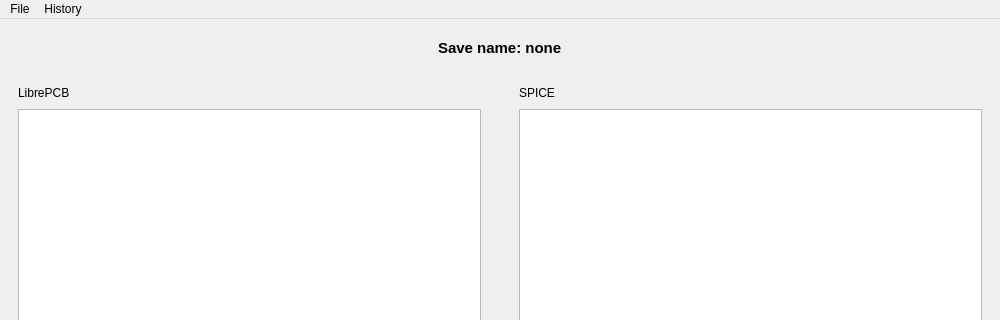
First picture: the form in ui/mainwindow.ui, repository SirBlaz333/L2Spice, before the edit; both pictures show x 0 to 1000 and y 0 to 320 of the 1000 by 600 pixel window.
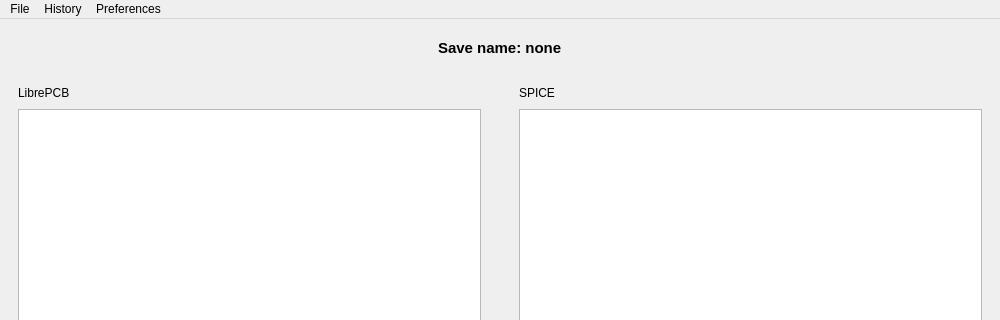
Second picture: the form after the edit. Icons and pictures are not drawn.

```diff
--- a/ui/mainwindow.ui
+++ b/ui/mainwindow.ui
@@ -460,8 +460,15 @@
     <addaction name="actionPrevious_save"/>
     <addaction name="actionNext_save"/>
    </widget>
+   <widget class="QMenu" name="menuPreferences">
+    <property name="title">
+     <string>Preferences</string>
+    </property>
+    <addaction name="actionHome_directory"/>
+   </widget>
    <addaction name="menuEdit"/>
    <addaction name="menuEdit_2"/>
+   <addaction name="menuPreferences"/>
   </widget>
   <action name="actionPrevious_save">
    <property name="text">
```
Left out of the diff: 11 changed lines with no effect on the pictures.
